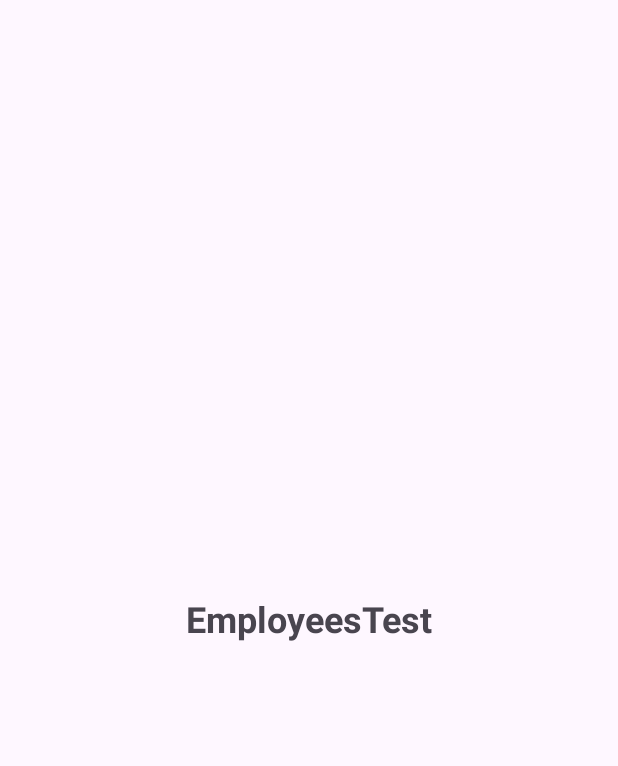
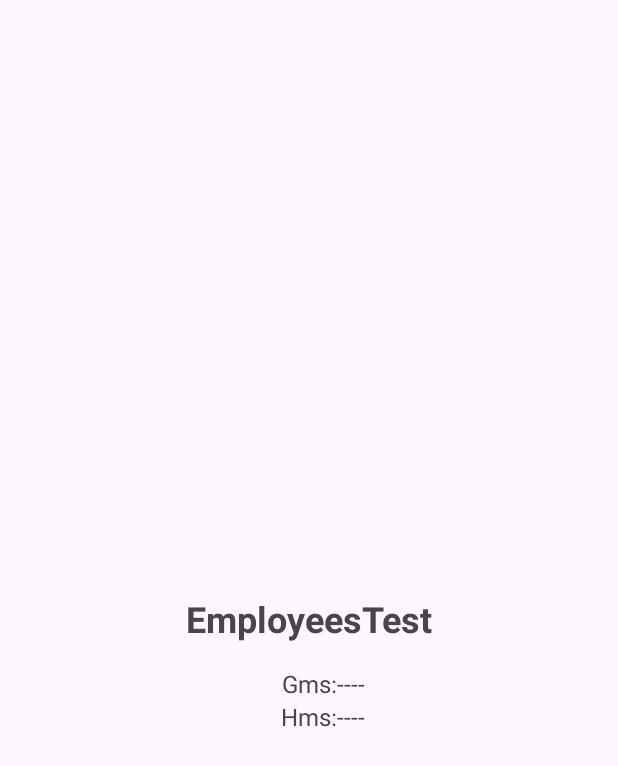
Before and after one commit to VladJT/EmployeesTest, an Android app: the layout activity_main.xml on its own in the app's theme, with its tools: preview values and no code run, on a phone screen of 412 x 824 dp. Shown: the top 766 px of the screen. Run offline under Robolectric (Android 15) with nearby library versions, the phone set to English and light mode, and no system bars.

Commit message:
добавлены проверки GMS и HMS

```diff
--- a/app/build.gradle.kts
+++ b/app/build.gradle.kts
@@ -115,7 +115,8 @@ dependencies {
     testImplementation(libs.junit)
     androidTestImplementation(libs.androidx.junit)
     androidTestImplementation(libs.androidx.espresso.core)
+
     // Зависимости для HMS
     implementation (libs.base)
-    implementation (libs.location)
+    implementation ("com.huawei.hms:location:5.0.0.300")
 }
--- a/app/src/main/res/layout/activity_main.xml
+++ b/app/src/main/res/layout/activity_main.xml
@@ -11,12 +11,53 @@
         android:id="@+id/client_name"
         android:layout_width="wrap_content"
         android:layout_height="wrap_content"
-        tools:text="@string/app_name"
         android:textSize="24sp"
         android:textStyle="bold"
         app:layout_constraintBottom_toBottomOf="parent"
         app:layout_constraintEnd_toEndOf="parent"
         app:layout_constraintStart_toStartOf="parent"
-        app:layout_constraintTop_toTopOf="parent" />
+        app:layout_constraintTop_toTopOf="parent"
+        tools:text="@string/app_name" />
+
+    <TextView
+        android:id="@+id/Gms_label"
+        android:layout_width="wrap_content"
+        android:layout_height="wrap_content"
+        android:layout_marginTop="16dp"
+        android:text="Gms:"
+        android:textSize="16sp"
+        app:layout_constraintEnd_toEndOf="parent"
+        app:layout_constraintStart_toStartOf="parent"
+        app:layout_constraintTop_toBottomOf="@+id/client_name" />
+
+    <TextView
+        android:id="@+id/Gms_status"
+        android:layout_width="wrap_content"
+        android:layout_height="wrap_content"
+        android:text="----"
+        android:textSize="16sp"
+        app:layout_constraintBottom_toBottomOf="@+id/Gms_label"
+        app:layout_constraintStart_toEndOf="@+id/Gms_label"
+        app:layout_constraintTop_toTopOf="@+id/Gms_label" />
+
+    <TextView
+        android:id="@+id/Hms_label"
+        android:layout_width="wrap_content"
+        android:layout_height="wrap_content"
+        android:text="Hms:"
+        android:textSize="16sp"
+        app:layout_constraintEnd_toEndOf="parent"
+        app:layout_constraintStart_toStartOf="parent"
+        app:layout_constraintTop_toBottomOf="@+id/Gms_label" />
+
+    <TextView
+        android:id="@+id/Hms_status"
+        android:layout_width="wrap_content"
+        android:layout_height="wrap_content"
+        android:text="----"
+        android:textSize="16sp"
+        app:layout_constraintBottom_toBottomOf="@+id/Hms_label"
+        app:layout_constraintStart_toEndOf="@+id/Hms_label"
+        app:layout_constraintTop_toTopOf="@+id/Hms_label" />
 
 </androidx.constraintlayout.widget.ConstraintLayout>
--- a/gradle/libs.versions.toml
+++ b/gradle/libs.versions.toml
@@ -1,13 +1,13 @@
 [versions]
 agp = "8.6.1"
-base = "6.1.0.300"
+base = "6.0.0.300"
 kotlin = "1.9.0"
 coreKtx = "1.13.1"
 junit = "4.13.2"
 junitVersion = "1.2.1"
 espressoCore = "3.6.1"
 appcompat = "1.7.0"
-location = "6.2.0.300"
+
 material = "1.12.0"
 activity = "1.9.2"
 constraintlayout = "2.1.4"
@@ -21,7 +21,7 @@ junit = { group = "junit", name = "junit", version.ref = "junit" }
 androidx-junit = { group = "androidx.test.ext", name = "junit", version.ref = "junitVersion" }
 androidx-espresso-core = { group = "androidx.test.espresso", name = "espresso-core", version.ref = "espressoCore" }
 androidx-appcompat = { group = "androidx.appcompat", name = "appcompat", version.ref = "appcompat" }
-location = { module = "com.huawei.hms:location", version.ref = "location" }
+
 material = { group = "com.google.android.material", name = "material", version.ref = "material" }
 androidx-activity = { group = "androidx.activity", name = "activity", version.ref = "activity" }
 androidx-constraintlayout = { group = "androidx.constraintlayout", name = "constraintlayout", version.ref = "constraintlayout" }
--- a/settings.gradle.kts
+++ b/settings.gradle.kts
@@ -9,6 +9,7 @@ pluginManagement {
         }
         mavenCentral()
         gradlePluginPortal()
+        maven { url = uri("https://developer.huawei.com/repo/") }
     }
 }
 dependencyResolutionManagement {
@@ -17,7 +18,7 @@ dependencyResolutionManagement {
         google()
         mavenCentral()
 
-        maven { url = uri("https://developer.huawei.com/repo/maven/") }
+        maven { url = uri("https://developer.huawei.com/repo/") }
     }
 }
 
```
Also changed, not shown: app/src/main/java/jt/projects/employeestest/MainActivity.kt (+15 -8 lines).
